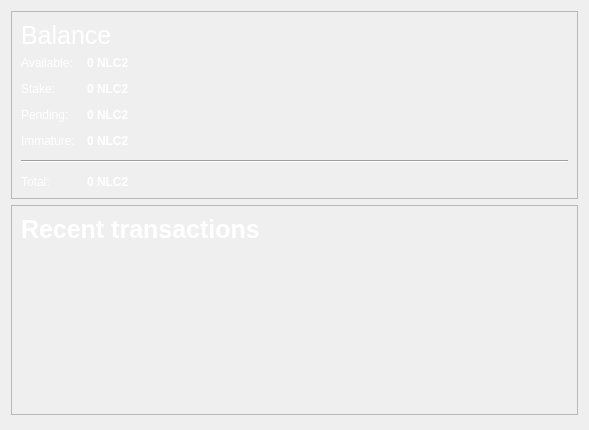
Qt form src/qt/forms/overviewpage.ui (NoLimitCoin/NoLimitCoin-Core) before a commit.
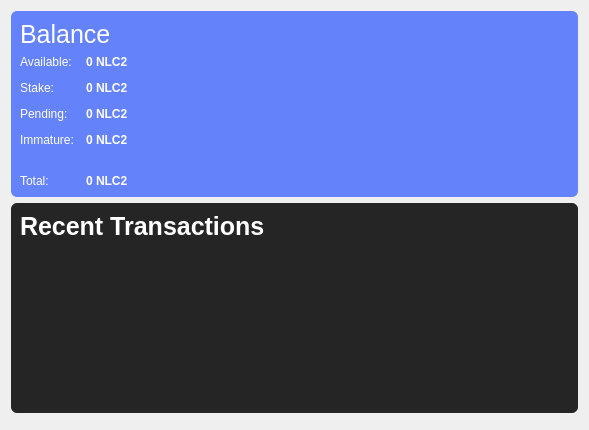
The same form after that commit.

Commit message: overview page backround color and images

```diff
--- a/src/qt/forms/overviewpage.ui
+++ b/src/qt/forms/overviewpage.ui
@@ -19,7 +19,11 @@
      <item>
       <widget class="QFrame" name="frame">
        <property name="styleSheet">
-        <string notr="true">color: white;</string>
+        <string notr="true">color: white;
+opacity: 0.85;
+border-radius: 6px;
+
+background: rgba(10, 60, 255, 155);</string>
        </property>
        <property name="frameShape">
         <enum>QFrame::StyledPanel</enum>
@@ -46,10 +50,10 @@
                </colorrole>
                <colorrole role="Button">
                 <brush brushstyle="SolidPattern">
-                 <color alpha="255">
-                  <red>255</red>
-                  <green>255</green>
-                  <blue>255</blue>
+                 <color alpha="0">
+                  <red>0</red>
+                  <green>0</green>
+                  <blue>0</blue>
                  </color>
                 </brush>
                </colorrole>
@@ -118,19 +122,19 @@
                </colorrole>
                <colorrole role="Base">
                 <brush brushstyle="SolidPattern">
-                 <color alpha="255">
-                  <red>255</red>
-                  <green>255</green>
-                  <blue>255</blue>
+                 <color alpha="0">
+                  <red>0</red>
+                  <green>0</green>
+                  <blue>0</blue>
                  </color>
                 </brush>
                </colorrole>
                <colorrole role="Window">
                 <brush brushstyle="SolidPattern">
-                 <color alpha="255">
-                  <red>255</red>
-                  <green>255</green>
-                  <blue>255</blue>
+                 <color alpha="0">
+                  <red>0</red>
+                  <green>0</green>
+                  <blue>0</blue>
                  </color>
                 </brush>
                </colorrole>
@@ -183,10 +187,10 @@
                </colorrole>
                <colorrole role="Button">
                 <brush brushstyle="SolidPattern">
-                 <color alpha="255">
-                  <red>255</red>
-                  <green>255</green>
-                  <blue>255</blue>
+                 <color alpha="0">
+                  <red>0</red>
+                  <green>0</green>
+                  <blue>0</blue>
                  </color>
                 </brush>
                </colorrole>
@@ -255,19 +259,19 @@
                </colorrole>
                <colorrole role="Base">
                 <brush brushstyle="SolidPattern">
-                 <color alpha="255">
-                  <red>255</red>
-                  <green>255</green>
-                  <blue>255</blue>
+                 <color alpha="0">
+                  <red>0</red>
+                  <green>0</green>
+                  <blue>0</blue>
                  </color>
                 </brush>
                </colorrole>
                <colorrole role="Window">
                 <brush brushstyle="SolidPattern">
-                 <color alpha="255">
-                  <red>255</red>
-                  <green>255</green>
-                  <blue>255</blue>
+                 <color alpha="0">
+                  <red>0</red>
+                  <green>0</green>
+                  <blue>0</blue>
                  </color>
                 </brush>
                </colorrole>
@@ -320,10 +324,10 @@
                </colorrole>
                <colorrole role="Button">
                 <brush brushstyle="SolidPattern">
-                 <color alpha="255">
-                  <red>255</red>
-                  <green>255</green>
-                  <blue>255</blue>
+                 <color alpha="0">
+                  <red>0</red>
+                  <green>0</green>
+                  <blue>0</blue>
                  </color>
                 </brush>
                </colorrole>
@@ -392,19 +396,19 @@
                </colorrole>
                <colorrole role="Base">
                 <brush brushstyle="SolidPattern">
-                 <color alpha="255">
-                  <red>255</red>
-                  <green>255</green>
-                  <blue>255</blue>
+                 <color alpha="0">
+                  <red>0</red>
+                  <green>0</green>
+                  <blue>0</blue>
                  </color>
                 </brush>
                </colorrole>
                <colorrole role="Window">
                 <brush brushstyle="SolidPattern">
-                 <color alpha="255">
-                  <red>255</red>
-                  <green>255</green>
-                  <blue>255</blue>
+                 <color alpha="0">
+                  <red>0</red>
+                  <green>0</green>
+                  <blue>0</blue>
                  </color>
                 </brush>
                </colorrole>
@@ -453,7 +457,8 @@
              </font>
             </property>
             <property name="styleSheet">
-             <string notr="true">font-size: 25px;</string>
+             <string notr="true">font-size: 25px;
+background: transparent;</string>
             </property>
             <property name="text">
              <string>Balance</string>
@@ -489,7 +494,7 @@
           <item row="0" column="0">
            <widget class="QLabel" name="label">
             <property name="styleSheet">
-             <string notr="true">color: white;</string>
+             <string notr="true">background: transparent;</string>
             </property>
             <property name="text">
              <string>Available:</string>
@@ -511,7 +516,7 @@
              <string>Your current spendable balance</string>
             </property>
             <property name="styleSheet">
-             <string notr="true">color: white;</string>
+             <string notr="true">background: transparent;</string>
             </property>
             <property name="text">
              <string notr="true">0 NLC2</string>
@@ -523,6 +528,9 @@
           </item>
           <item row="1" column="0">
            <widget class="QLabel" name="label_6">
+            <property name="styleSheet">
+             <string notr="true">background: transparent;</string>
+            </property>
             <property name="text">
              <string>Stake:</string>
             </property>
@@ -542,6 +550,9 @@
             <property name="toolTip">
              <string>Total of coins that was staked, and do not yet count toward the current balance</string>
             </property>
+            <property name="styleSheet">
+             <string notr="true">background: transparent;</string>
+            </property>
             <property name="text">
              <string notr="true">0 NLC2</string>
             </property>
@@ -552,6 +563,9 @@
           </item>
           <item row="2" column="0">
            <widget class="QLabel" name="label_3">
+            <property name="styleSheet">
+             <string notr="true">background: transparent;</string>
+            </property>
             <property name="text">
              <string>Pending:</string>
             </property>
@@ -571,6 +585,9 @@
             <property name="toolTip">
              <string>Total of transactions that have yet to be confirmed, and do not yet count toward the current balance</string>
             </property>
+            <property name="styleSheet">
+             <string notr="true">background: transparent;</string>
+            </property>
             <property name="text">
              <string notr="true">0 NLC2</string>
             </property>
@@ -581,6 +598,9 @@
           </item>
           <item row="3" column="0">
            <widget class="QLabel" name="labelImmatureText">
+            <property name="styleSheet">
+             <string notr="true">background: transparent;</string>
+            </property>
             <property name="text">
              <string>Immature:</string>
             </property>
@@ -597,6 +617,9 @@
             <property name="toolTip">
              <string>Mined balance that has not yet matured</string>
             </property>
+            <property name="styleSheet">
+             <string notr="true">background: transparent;</string>
+            </property>
             <property name="text">
              <string notr="true">0 NLC2</string>
             </property>
@@ -607,6 +630,9 @@
           </item>
           <item row="4" column="0" colspan="2">
            <widget class="Line" name="line">
+            <property name="styleSheet">
+             <string notr="true">background: transparent;</string>
+            </property>
             <property name="orientation">
              <enum>Qt::Horizontal</enum>
             </property>
@@ -614,6 +640,9 @@
           </item>
           <item row="5" column="0">
            <widget class="QLabel" name="labelTotalText">
+            <property name="styleSheet">
+             <string notr="true">background: transparent;</string>
+            </property>
             <property name="text">
              <string>Total:</string>
             </property>
@@ -633,6 +662,9 @@
             <property name="toolTip">
              <string>Your current total balance</string>
             </property>
+            <property name="styleSheet">
+             <string notr="true">background: transparent;</string>
+            </property>
             <property name="text">
              <string notr="true">0 NLC2</string>
             </property>
@@ -649,7 +681,9 @@
      <item>
       <widget class="QFrame" name="frame_2">
        <property name="styleSheet">
-        <string notr="true">color: white;</string>
+        <string notr="true">color: white;
+border-radius: 6px;
+background-color: #252525;</string>
        </property>
        <property name="frameShape">
         <enum>QFrame::StyledPanel</enum>
@@ -666,7 +700,7 @@
              <string notr="true">font-size: 25px;</string>
             </property>
             <property name="text">
-             <string>&lt;b&gt;Recent transactions&lt;/b&gt;</string>
+             <string>&lt;b&gt;Recent Transactions&lt;/b&gt;</string>
             </property>
            </widget>
           </item>
```
